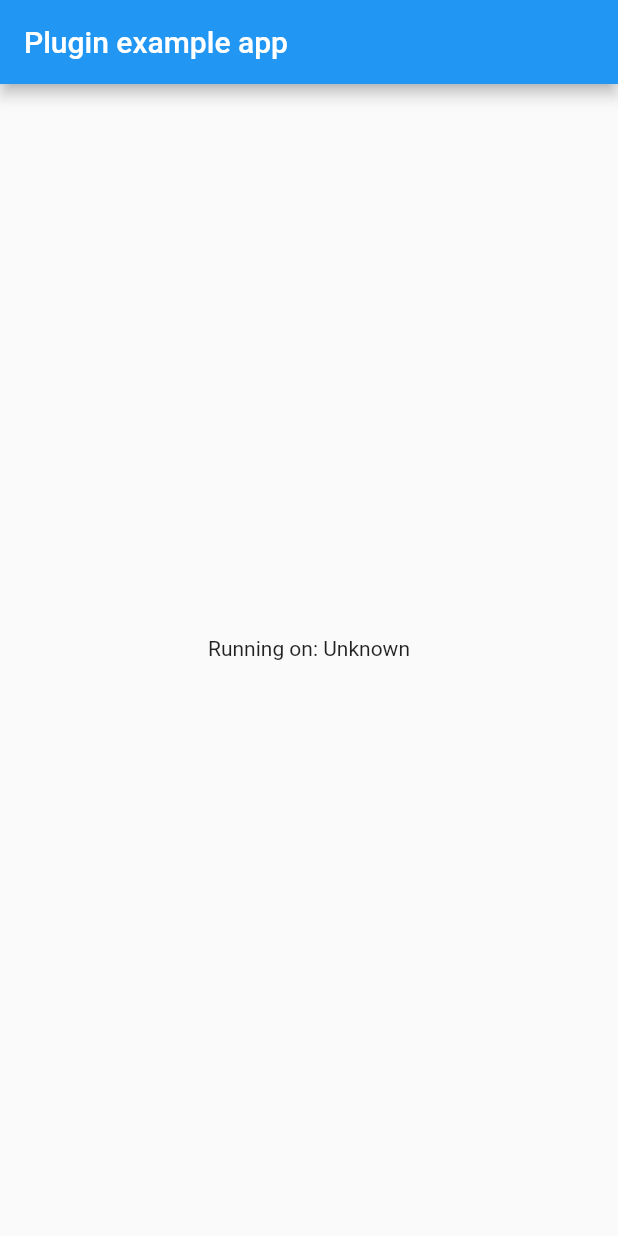
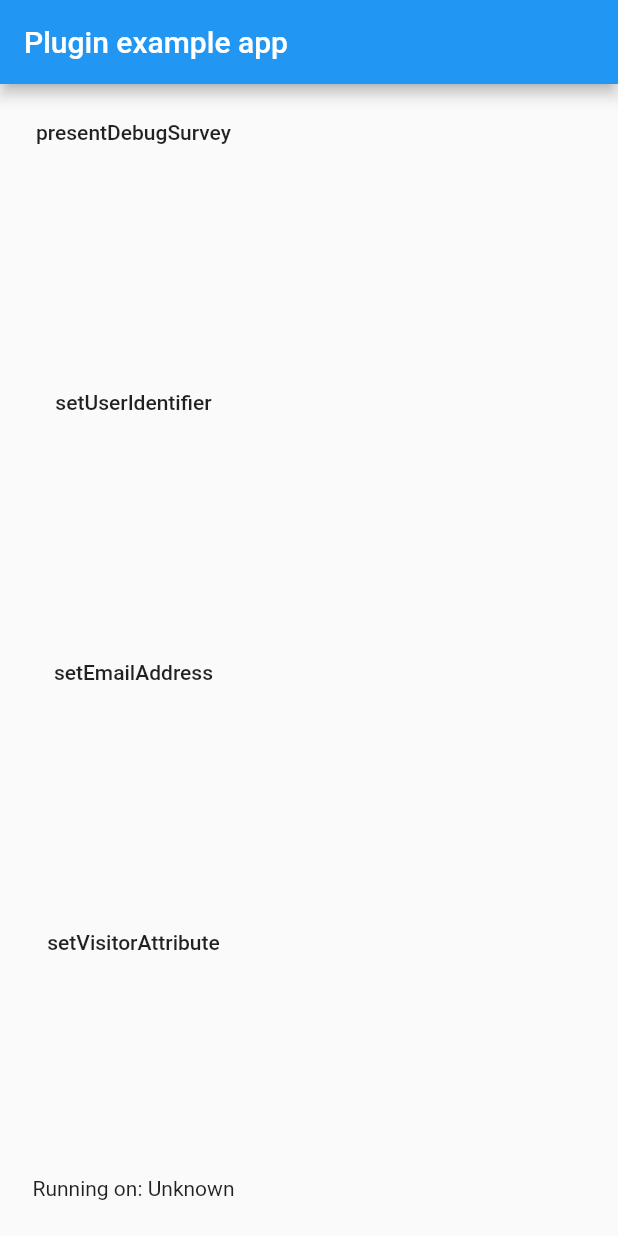
Before and after one commit to wiseminds/userleap_flutter, a Flutter app: the screen it shows after launch, on a phone screen of 412 x 824 dp. Run offline on Flutter 3.47's test engine with Material 2 defaults, Android fonts, the phone set to English and light mode, and no system bars; statements that could not run were skipped.

Commit message:
implementing android

```diff
--- a/example/lib/main.dart
+++ b/example/lib/main.dart
@@ -5,6 +5,8 @@ import 'package:flutter/services.dart';
 import 'package:userleap_flutter/userleap_flutter.dart';
 
 void main() {
+  WidgetsFlutterBinding.ensureInitialized();
+   UserleapFlutter.configure('');
   runApp(MyApp());
 }
 
@@ -49,8 +51,48 @@ class _MyAppState extends State<MyApp> {
         appBar: AppBar(
           title: const Text('Plugin example app'),
         ),
-        body: Center(
-          child: Text('Running on: $_platformVersion\n'),
+        body: Column(
+          mainAxisAlignment: MainAxisAlignment.spaceBetween,
+          children: [
+            Padding(
+              padding: const EdgeInsets.all(8.0),
+              child: FlatButton(
+                  onPressed: () {
+                    UserleapFlutter.presentDebugSurvey();
+                  },
+                  child: Text('presentDebugSurvey')),
+            ),
+            Padding(
+              padding: const EdgeInsets.all(8.0),
+              child: FlatButton(
+                  onPressed: () {
+                    UserleapFlutter.setUserIdentifier('yfbays7dbfsfgyb');
+                  },
+                  child: Text('setUserIdentifier')),
+            ),
+            Padding(
+              padding: const EdgeInsets.all(8.0),
+              child: FlatButton(
+                  onPressed: () {
+                    UserleapFlutter.setEmailAddress('ekeh.wisdom@gmail.com');
+                  },
+                  child: Text('setEmailAddress')),
+            ),
+            Padding(
+              padding: const EdgeInsets.all(8.0),
+              child: FlatButton(
+                  onPressed: () {
+                    UserleapFlutter.setVisitorAttribute('gender', 'male');
+                  },
+                  child: Text('setVisitorAttribute')),
+            ),
+
+
+            Padding(
+              padding: const EdgeInsets.all(8.0),
+              child: Text('Running on: $_platformVersion\n'),
+            ),
+          ],
         ),
       ),
     );
--- /dev/null
+++ b/lib/channels.dart
@@ -0,0 +1,9 @@
+class Channels {
+  static const CONFIGURE = 'configure';
+  static const PRESENT_DEBUG_SURVEY = 'presentDebugSurvey';
+  static const SET_USER_IDENTIFIER = 'setUserIdentifier';
+  static const SET_EMAIL_ADDRESS = 'setEmailAddress';
+  static const SET_VISITOR_ATTRIBUTE = 'setVisitorAttribute';
+  static const LOGOUT = 'logout';
+  static const TRACK = 'track';
+}
--- a/lib/userleap_flutter.dart
+++ b/lib/userleap_flutter.dart
@@ -1,14 +1,58 @@
-
 import 'dart:async';
 
 import 'package:flutter/services.dart';
+import 'package:userleap_flutter/channels.dart';
 
 class UserleapFlutter {
-  static const MethodChannel _channel =
-      const MethodChannel('userleap_flutter');
+  static const MethodChannel _channel = const MethodChannel('userleap_flutter');
+
+  static bool get isPluginInitialized => _isPluginInitialized;
+  static bool _isPluginInitialized = false;
 
   static Future<String> get platformVersion async {
     final String version = await _channel.invokeMethod('getPlatformVersion');
     return version;
   }
+
+  static Future<void> configure(String environmentId) async {
+    var status =
+        await _channel.invokeMethod(Channels.CONFIGURE, {'env': environmentId});
+    if (status as bool) _isPluginInitialized = true;
+  }
+
+  static Future<void> presentDebugSurvey() async {
+    return await _channel.invokeMethod(Channels.PRESENT_DEBUG_SURVEY);
+  }
+
+  static Future<void> setUserIdentifier(String userId) async {
+    return await _channel
+        .invokeMethod(Channels.SET_USER_IDENTIFIER, {'userId': userId});
+  }
+
+  static Future<void> setEmailAddress(String email) async {
+    try {
+      return await _channel
+          .invokeMethod(Channels.SET_EMAIL_ADDRESS, {'email': email});
+    } catch (e) {
+      print(e);
+    }
+  }
+
+  _handle(Future call) async {
+    try {} catch (e) {}
+  }
+
+  static Future<void> setVisitorAttribute(String key, String value) async {
+    return await _channel.invokeMethod(
+        Channels.SET_VISITOR_ATTRIBUTE, {'key': key, 'value': value});
+  }
+
+  static Future<void> logout() async {
+    return await _channel.invokeMethod(Channels.LOGOUT);
+  }
+
+  static Future<void> track(String event) async {
+    var res = await _channel.invokeMethod(Channels.TRACK, {'email': event});
+    print(res);
+  }
 }
```
Also changed, not shown: 2 other files.
